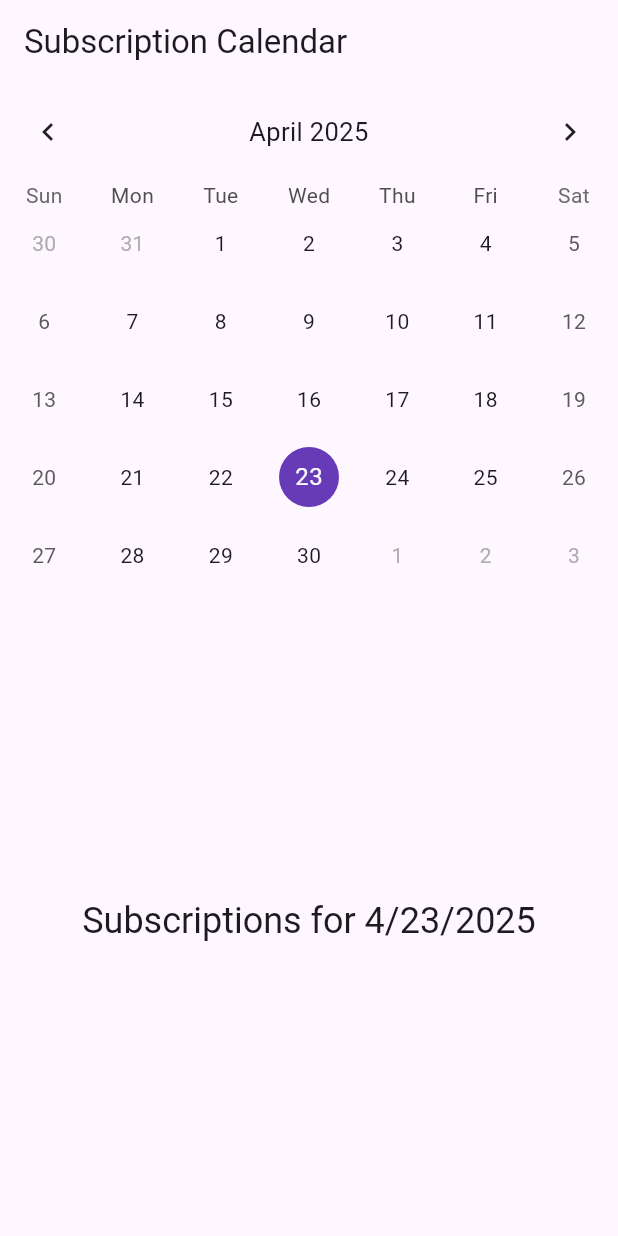
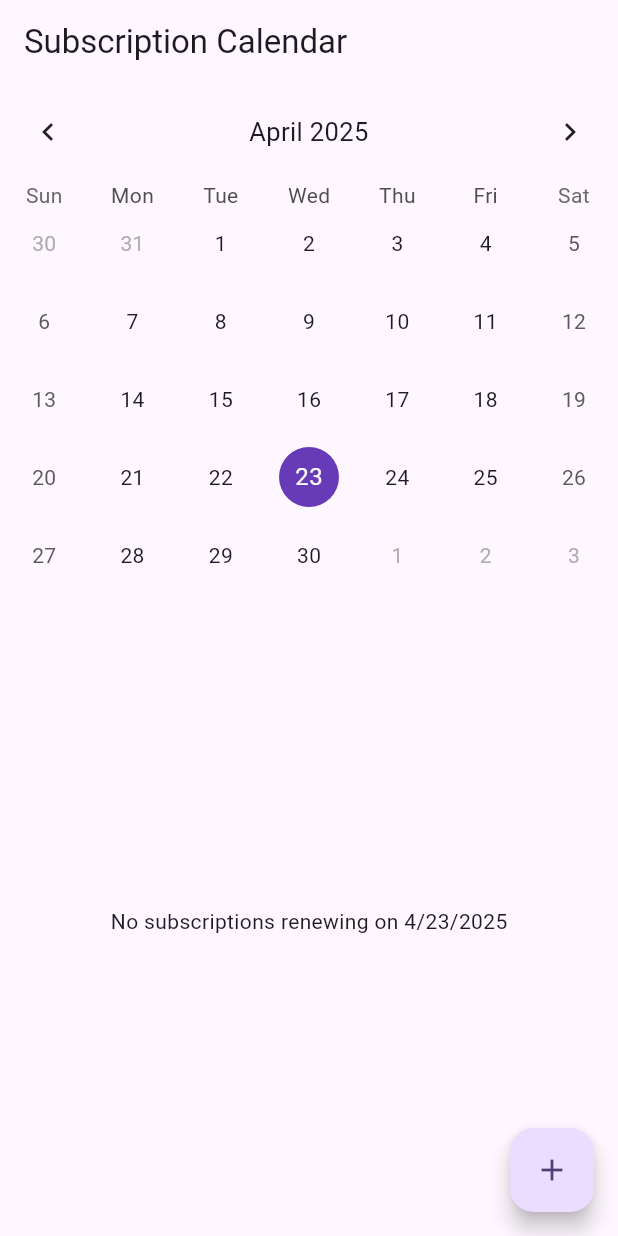
Before and after one commit to bustesoul/reminding, a Flutter app: the screen it shows after launch, on a phone screen of 412 x 824 dp. Run offline on Flutter 3.47's test engine with Material 3 defaults, Android fonts, the phone set to English and light mode, and no system bars; drawn by our look-alikes of table_calendar; our stand-ins replace flutter_riverpod, isar; accounts and stored records are empty; generated files the repository leaves out were written again.

Commit message:
feat: add subscription CRUD functionality and calendar integration

```diff
--- /dev/null
+++ b/lib/providers/subscription_providers.dart
@@ -0,0 +1,21 @@
+import 'package:flutter_riverpod/flutter_riverpod.dart';
+import 'package:reminding/models/subscription.dart';
+import 'package:reminding/repositories/subscription_repository.dart';
+import 'package:table_calendar/table_calendar.dart'; // For isSameDay
+
+// Provider to watch subscriptions for a specific day
+final subscriptionsForDayProvider = StreamProvider.autoDispose.family<List<Subscription>, DateTime>((ref, day) {
+  final repository = ref.watch(subscriptionRepositoryProvider);
+  return repository.watchSubscriptionsForDay(day);
+});
+
+// Provider to get subscription renewal dates for the calendar event loader
+// We use FutureProvider here as TableCalendar's eventLoader expects a sync list.
+// We'll fetch events for a reasonable range around the focused month.
+final subscriptionEventsProvider = FutureProvider.autoDispose.family<List<Subscription>, DateTime>((ref, focusedMonth) {
+  final repository = ref.watch(subscriptionRepositoryProvider);
+  // Fetch for a range (e.g., +/- 1 month) to cover calendar view changes
+  final start = DateTime(focusedMonth.year, focusedMonth.month - 1, 1);
+  final end = DateTime(focusedMonth.year, focusedMonth.month + 2, 0, 23, 59, 59, 999); // End of next month
+  return repository.getSubscriptionsInDateRange(start, end);
+});
--- a/lib/screens/home_screen.dart
+++ b/lib/screens/home_screen.dart
@@ -1,7 +1,20 @@
+import 'dart:collection'; // For LinkedHashMap used in event loader
+
 import 'package:flutter/material.dart';
 import 'package:flutter_riverpod/flutter_riverpod.dart';
 import 'package:table_calendar/table_calendar.dart';
 import 'package:intl/intl.dart'; // For date formatting
+
+import 'package:reminding/models/subscription.dart';
+import 'package:reminding/providers/subscription_providers.dart';
+import 'package:reminding/widgets/subscription_list_item.dart';
+import 'add_edit_subscription_screen.dart'; // Import the new screen
+
+// Helper function to get events for a specific day from the list of all events
+List<Subscription> _getEventsForDay(DateTime day, List<Subscription>? allEvents) {
+  if (allEvents == null) return [];
+  return allEvents.where((event) => isSameDay(event.renewalDate, day)).toList();
+}
 
 class HomeScreen extends ConsumerStatefulWidget {
   const HomeScreen({super.key});
@@ -21,20 +34,42 @@ class _HomeScreenState extends ConsumerState<HomeScreen> {
     _selectedDay = _focusedDay;
   }
 
+  // Using LinkedHashMap is important for TableCalendar's event loader
+  final LinkedHashMap<DateTime, List<Subscription>> _eventsMap = LinkedHashMap(
+    equals: isSameDay,
+    hashCode: (key) => key.day * 1000000 + key.month * 10000 + key.year,
+  );
+
   @override
   Widget build(BuildContext context) {
+    // Watch the events provider for the current focused month
+    final eventsAsyncValue = ref.watch(subscriptionEventsProvider(_focusedDay));
+
+    // Populate the events map when data is available
+    eventsAsyncValue.whenData((events) {
+      _eventsMap.clear();
+      for (final event in events) {
+        final day = DateTime.utc(event.renewalDate.year, event.renewalDate.month, event.renewalDate.day);
+        final existingEvents = _eventsMap[day] ?? [];
+        existingEvents.add(event);
+        _eventsMap[day] = existingEvents;
+      }
+    });
+
+
     return Scaffold(
       appBar: AppBar(
         title: const Text('Subscription Calendar'),
-        // TODO: Add button to navigate to subscription list/add screen
+        // TODO: Add button to navigate to a full subscription list/management screen
       ),
       body: Column(
         children: [
-          TableCalendar(
+          TableCalendar<Subscription>( // Specify the event type
             firstDay: DateTime.utc(2010, 10, 16), // Example start date
             lastDay: DateTime.utc(2030, 3, 14), // Example end date
             focusedDay: _focusedDay,
             calendarFormat: _calendarFormat,
+            eventLoader: (day) => _getEventsForDay(day, eventsAsyncValue.value), // Use helper
             selectedDayPredicate: (day) {
               // Use `selectedDayPredicate` to determine which day is currently selected.
               // If this returns true, then `day` will be marked as selected.
@@ -77,30 +112,101 @@ class _HomeScreenState extends ConsumerState<HomeScreen> {
               titleCentered: true,
               titleTextFormatter: (date, locale) => DateFormat.yMMMM(locale).format(date),
             ),
-            // TODO: Add event loader to mark days with renewals
+             calendarBuilders: CalendarBuilders( // Add builders for customization
+              markerBuilder: (context, day, events) { // Custom marker for events
+                if (events.isNotEmpty) {
+                  return Positioned(
+                    right: 1,
+                    bottom: 1,
+                    child: _buildEventsMarker(day, events),
+                  );
+                }
+                return null;
+              },
+            ),
           ),
           const SizedBox(height: 8.0),
           Expanded(
-            child: _buildSubscriptionList(),
+            child: _buildSubscriptionListForSelectedDay(), // Renamed method
           ),
         ],
       ),
-      // TODO: Add FloatingActionButton to add new subscriptions
+      floatingActionButton: FloatingActionButton(
+        onPressed: () {
+          Navigator.push(
+            context,
+            MaterialPageRoute(builder: (context) => const AddEditSubscriptionScreen()),
+          );
+        },
+        child: const Icon(Icons.add),
+        tooltip: 'Add Subscription',
+      ),
     );
   }
 
-  Widget _buildSubscriptionList() {
-    // TODO: Fetch and display subscriptions for _selectedDay using Riverpod
+  // Widget to build the small marker indicating events on a day
+  Widget _buildEventsMarker(DateTime day, List<Subscription> events) {
+    return AnimatedContainer(
+      duration: const Duration(milliseconds: 300),
+      decoration: BoxDecoration(
+        shape: BoxShape.circle,
+        color: Colors.deepPurple[400],
+      ),
+      width: 16.0,
+      height: 16.0,
+      child: Center(
+        child: Text(
+          '${events.length}',
+          style: const TextStyle().copyWith(
+            color: Colors.white,
+            fontSize: 12.0,
+          ),
+        ),
+      ),
+    );
+  }
+
+
+  // Build the list of subscriptions for the currently selected day
+  Widget _buildSubscriptionListForSelectedDay() {
     if (_selectedDay == null) {
       return const Center(child: Text('Select a day'));
     }
-    // Placeholder for subscription list
-    return Center(
-      child: Text(
-        'Subscriptions for ${DateFormat.yMd().format(_selectedDay!)}',
-        style: Theme.of(context).textTheme.headlineSmall,
-      ),
+
+    // Watch the provider for the selected day's subscriptions
+    final subscriptionsAsyncValue = ref.watch(subscriptionsForDayProvider(_selectedDay!));
+
+    return subscriptionsAsyncValue.when(
+      data: (subscriptions) {
+        if (subscriptions.isEmpty) {
+          return Center(
+            child: Text(
+              'No subscriptions renewing on ${DateFormat.yMd().format(_selectedDay!)}',
+            ),
+          );
+        }
+        return ListView.builder(
+          itemCount: subscriptions.length,
+          itemBuilder: (context, index) {
+            final subscription = subscriptions[index];
+            return SubscriptionListItem(
+              subscription: subscription,
+              onTap: () {
+                // Navigate to edit screen, passing the subscription
+                Navigator.push(
+                  context,
+                  MaterialPageRoute(
+                    builder: (context) => AddEditSubscriptionScreen(subscription: subscription),
+                  ),
+                );
+              },
+              // TODO: Add delete functionality (e.g., via Slidable or long-press menu)
+            );
+          },
+        );
+      },
+      loading: () => const Center(child: CircularProgressIndicator()),
+      error: (error, stack) => Center(child: Text('Error loading subscriptions: $error')),
     );
-    // Replace with actual list view later
   }
 }
```
Also changed, not shown: lib/repositories/subscription_repository.dart (added, +66 -0 lines), lib/screens/add_edit_subscription_screen.dart (added, +61 -0 lines), lib/widgets/subscription_list_item.dart (added, +31 -0 lines).
